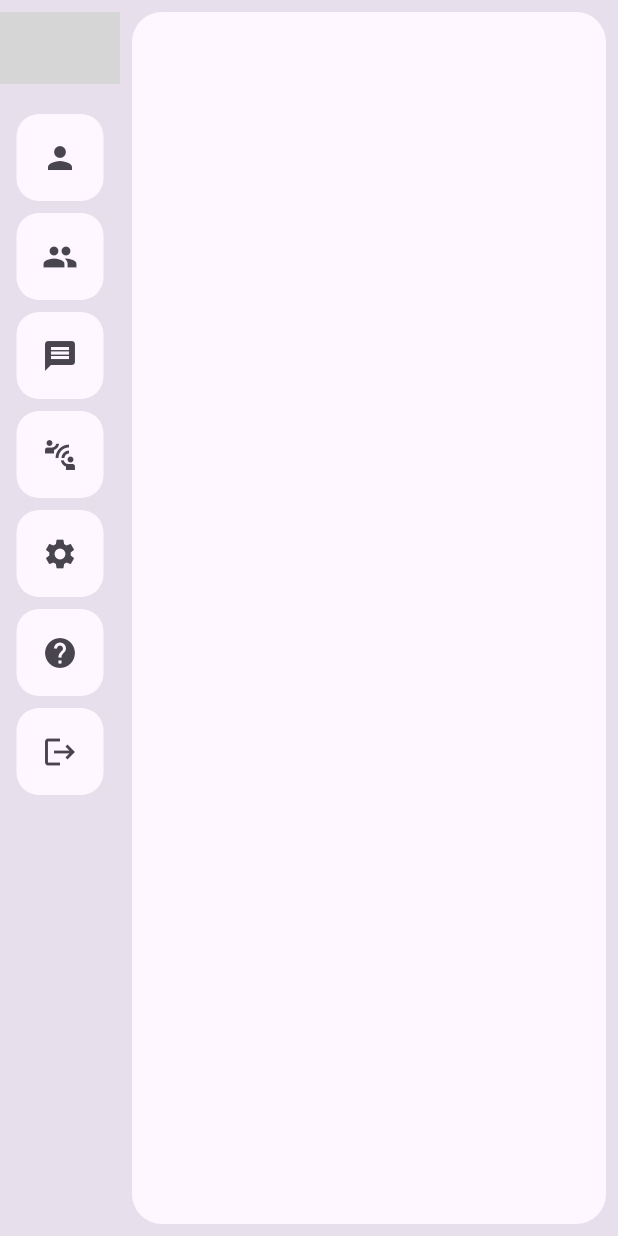
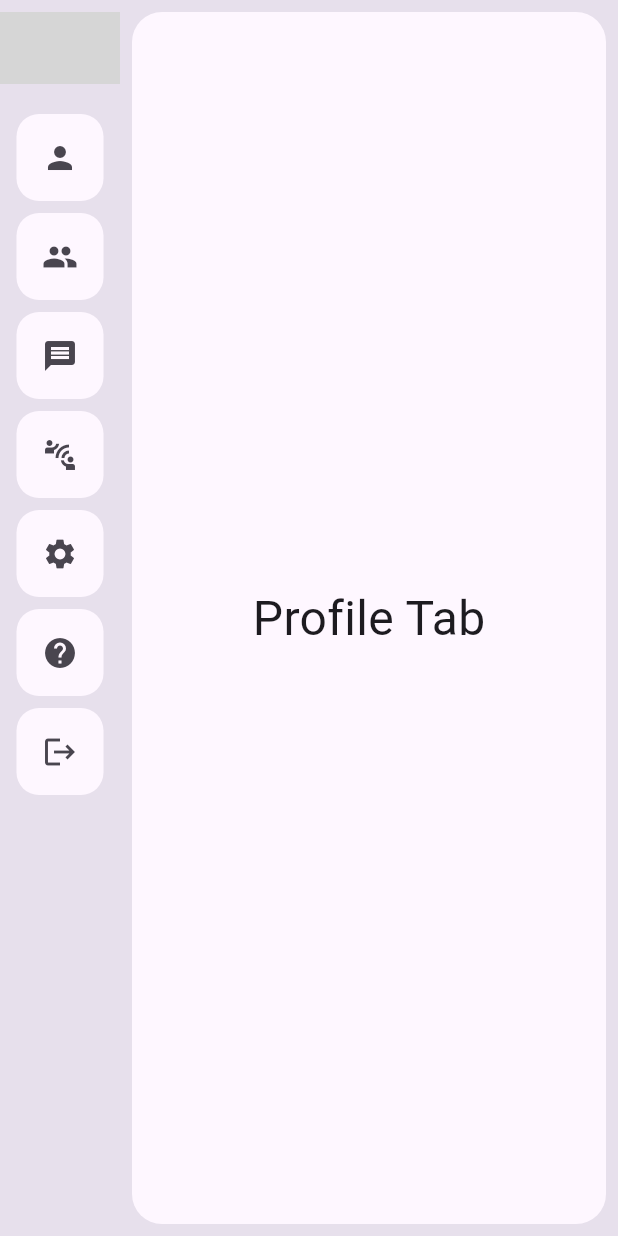
Before and after one commit to alexcao194/trapper, a Flutter app: the screen it shows after launch, after a tap on the "home" icon, on a phone screen of 412 x 824 dp. Run offline on Flutter 3.47's test engine with Material 3 defaults, Android fonts, the phone set to English and light mode, and no system bars; our stand-ins replace bloc, dartz, dio, equatable, flutter_bloc, get_it and 3 more; accounts and stored records are empty; network calls fail; statements that could not run were skipped; grey boxes are pictures that could not be loaded.

Commit message:
connect screens

```diff
--- a/lib/app/presentation/screen/home_screen.dart
+++ b/lib/app/presentation/screen/home_screen.dart
@@ -1,14 +1,42 @@
 import 'package:flutter/material.dart';
+import 'package:go_router/go_router.dart';
+import 'package:trapper/app/presentation/screen/home_tabs/connect_tab.dart';
+import 'package:trapper/app/presentation/screen/home_tabs/friends_tab.dart';
+import 'package:trapper/app/presentation/screen/home_tabs/help_tab.dart';
+import 'package:trapper/app/presentation/screen/home_tabs/settings_tab.dart';
 import 'package:trapper/app/presentation/widget/avatar_message.dart';
 import 'package:trapper/app/presentation/widget/header_message.dart';
 import 'package:trapper/app/presentation/widget/profile_button.dart';
+import 'package:trapper/config/go_router/app_go_router.dart';
 import '../../../generated/l10n.dart';
 
 
 import '../../../config/const/dimen.dart';
+import 'home_tabs/profile_tab.dart';
 
-class HomeScreen extends StatelessWidget {
+class HomeScreen extends StatefulWidget {
   const HomeScreen({super.key});
+
+  @override
+  State<HomeScreen> createState() => _HomeScreenState();
+}
+
+class _HomeScreenState extends State<HomeScreen>{
+  PageController? _pageController;
+
+  @override
+  void initState() {
+    super.initState();
+    _pageController = PageController();
+  }
+
+  _go(int index) {
+    _pageController?.animateToPage(
+        index,
+        duration: const Duration(milliseconds: 800),
+        curve: Curves.fastOutSlowIn
+    );
+  }
 
   @override
   Widget build(BuildContext context) {
@@ -21,7 +49,10 @@ class HomeScreen extends StatelessWidget {
             width: size.width > Dimen.mobileWidth ? 400 : 80,
             child: Column(
               children: [
-                if (size.width > Dimen.mobileWidth) const HeaderMessage() else const Padding(
+                if (size.width > Dimen.mobileWidth)
+                  const HeaderMessage()
+                else
+                  const Padding(
                     padding: EdgeInsets.symmetric(vertical: 8.0),
                     child: AvatarMessage(),
                   ),
@@ -29,37 +60,51 @@ class HomeScreen extends StatelessWidget {
                 ProfileButton(
                   icon: const Icon(Icons.person),
                   title: S.current.profile_button,
-                  onTap: () {},
+                  onTap: () {
+                    _go(0);
+                  },
                 ),
                 ProfileButton(
                   icon: const Icon(Icons.group),
                   title: S.current.friends_button,
-                  onTap: () {},
+                  onTap: () {
+                    _go(1);
+                  },
                 ),
                 ProfileButton(
                   icon: const Icon(Icons.message),
                   title: S.current.messages_button,
-                  onTap: () {},
+                  onTap: () {
+                    context.go("/${RoutePath.messages}");
+                  },
                 ),
                 ProfileButton(
                   icon: const Icon(Icons.connect_without_contact),
                   title: S.current.connect_button,
-                  onTap: () {},
+                  onTap: () {
+                    _go(2);
+                  },
                 ),
                 ProfileButton(
                   icon: const Icon(Icons.settings),
                   title: S.current.settings_button,
-                  onTap: () {},
+                  onTap: () {
+                    _go(3);
+                  },
                 ),
                 ProfileButton(
                   icon: const Icon(Icons.help),
                   title: S.current.help_button,
-                  onTap: () {},
+                  onTap: () {
+                    _go(4);
+                  },
                 ),
                 ProfileButton(
                   icon: const Icon(Icons.logout),
                   title: S.current.logout_button,
-                  onTap: () {},
+                  onTap: () {
+
+                  },
                 ),
               ],
             ),
@@ -72,7 +117,17 @@ class HomeScreen extends StatelessWidget {
                     color: Theme.of(context).colorScheme.surface,
                     borderRadius: BorderRadius.circular(20),
                   ),
-              ),
+                  child: PageView(
+                    controller: _pageController,
+                    scrollDirection: Axis.vertical,
+                    children: const [
+                      Center(child: ProfileTab()),
+                      Center(child: FriendsTab()),
+                      Center(child: ConnectTab()),
+                      Center(child: SettingsTab()),
+                      Center(child: HelpTab()),
+                    ],
+                  )),
             ),
           ),
         ],
--- a/lib/app/presentation/screen/home_tabs/profile_tab.dart
+++ b/lib/app/presentation/screen/home_tabs/profile_tab.dart
@@ -0,0 +1,19 @@
+import 'package:flutter/material.dart';
+
+class ProfileTab extends StatelessWidget {
+  const ProfileTab({super.key});
+
+  @override
+  Widget build(BuildContext context) {
+    return const Center(
+      child: Column(
+        mainAxisAlignment: MainAxisAlignment.center,
+        children: <Widget>[
+          Text(
+            'Profile Tab',
+            style: TextStyle(fontSize: 32),
+          ),
+        ],
+      ));
+  }
+}
--- a/lib/app/presentation/screen/login_screen.dart
+++ b/lib/app/presentation/screen/login_screen.dart
@@ -46,8 +46,7 @@ class _LoginScreenState extends State<LoginScreen> {
     return Scaffold(
       floatingActionButton: FloatingActionButton(
         onPressed: () {
-          Navigator.of(context).push(MaterialPageRoute(builder: (context) => HomeScreen()));
-          //context.pushReplacementNamed(RoutePath.messages);
+          context.go("/${RoutePath.home}");
         },
         child: const Icon(Icons.home),
       ),
--- a/lib/app/presentation/widget/profile_button.dart
+++ b/lib/app/presentation/widget/profile_button.dart
@@ -23,7 +23,7 @@ class ProfileButton extends StatelessWidget {
         child: size.width > Dimen.mobileWidth ? ListTile(
           leading: icon,
           title: Text(title),
-          onTap: () {},
+          onTap: onTap,
         ) : IconButton(
           icon: icon,
           onPressed: onTap,
--- a/lib/config/go_router/app_go_router.dart
+++ b/lib/config/go_router/app_go_router.dart
@@ -3,51 +3,83 @@ import 'package:flutter_bloc/flutter_bloc.dart';
 import 'package:go_router/go_router.dart';
 import 'package:trapper/app/presentation/bloc/auth/auth_bloc.dart';
 import 'package:trapper/app/presentation/screen/home_screen.dart';
+import 'package:trapper/app/presentation/screen/home_tabs/connect_tab.dart';
+import 'package:trapper/app/presentation/screen/home_tabs/friends_tab.dart';
+import 'package:trapper/app/presentation/screen/home_tabs/help_tab.dart';
+import 'package:trapper/app/presentation/screen/home_tabs/profile_tab.dart';
+import 'package:trapper/app/presentation/screen/home_tabs/settings_tab.dart';
 import 'package:trapper/app/presentation/screen/login_screen.dart';
 import 'package:trapper/app/presentation/screen/messages_screen.dart';
 
 class AppGoRouter {
   static get router => GoRouter(
-        redirect: (context, state) {
-          if (RoutePath.publicPaths.contains(state.path)) {
-            return null;
-          }
-          if (context.read<AuthBloc>().state is AuthStateAuthenticated) {
-            if (RoutePath.publicPaths.contains(state.path)) {
-              return RoutePath.home;
-            }
-            return null;
-          }
-          return null;
-          return RoutePath.login;
-        },
+        initialLocation: "/${RoutePath.login}",
         routes: [
           GoRoute(
             path: "/${RoutePath.login}",
-            pageBuilder: (context, state) => const MaterialPage(child: LoginScreen()),
+            pageBuilder: (context, state) =>
+                const MaterialPage(child: LoginScreen()),
           ),
           GoRoute(
             path: "/${RoutePath.home}",
-            pageBuilder: (context, state) => const MaterialPage(child: HomeScreen()),
+            pageBuilder: (context, state) =>
+                const MaterialPage(child: HomeScreen()),
             routes: [
               GoRoute(
-                path: RoutePath.messages,
-                name: RoutePath.messages,
-                pageBuilder: (context, state) => const MaterialPage(child: MessageScreen()),
+                path: RoutePath.profile,
+                pageBuilder: (context, state) =>
+                    const MaterialPage(child: ProfileTab()),
+              ),
+              GoRoute(
+                path: RoutePath.friends,
+                pageBuilder: (context, state) =>
+                    const MaterialPage(child: FriendsTab()),
+              ),
+              GoRoute(
+                path: RoutePath.settings,
+                pageBuilder: (context, state) =>
+                    const MaterialPage(child: SettingsTab()),
+              ),
+              GoRoute(
+                path: RoutePath.connect,
+                pageBuilder: (context, state) =>
+                    const MaterialPage(child: ConnectTab()),
+              ),
+              GoRoute(
+                path: RoutePath.help,
+                pageBuilder: (context, state) =>
+                    const MaterialPage(child: HelpTab()),
               ),
             ],
+          ),
+          GoRoute(
+            path: "/${RoutePath.messages}",
+            pageBuilder: (context, state) =>
+                const MaterialPage(child: MessageScreen()),
           ),
         ],
       );
 }
 
 class RoutePath {
-  static const String login = '';
+  static const String login = 'login';
   static const String home = 'home';
+  static const String messages = 'message';
   static const String signUp = 'sign-up';
+
   static const String profile = 'profile';
-  static const String messages = 'message';
   static const String settings = 'settings';
+  static const String friends = 'friends';
+  static const String connect = 'connect';
+  static const String help = 'help';
+
+  static const List<String> homeTabs = [
+    profile,
+    friends,
+    connect,
+    settings,
+    help,
+  ];
 
   static const publicPaths = [
     login,
```
Also changed, not shown: lib/app/presentation/screen/home_tabs/connect_tab.dart (+10 -0 lines), lib/app/presentation/screen/home_tabs/friends_tab.dart (+10 -0 lines), lib/app/presentation/screen/home_tabs/help_tab.dart (+10 -0 lines), lib/app/presentation/screen/home_tabs/settings_tab.dart (+10 -0 lines). Lines whose indentation alone changed are shown as unchanged.
